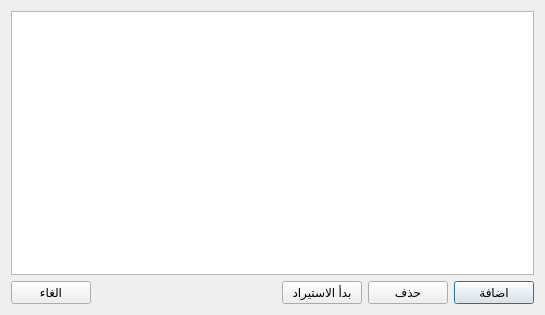
First picture: the form in src/importdialog.ui, repository boussouira/moltaqa, before the edit.
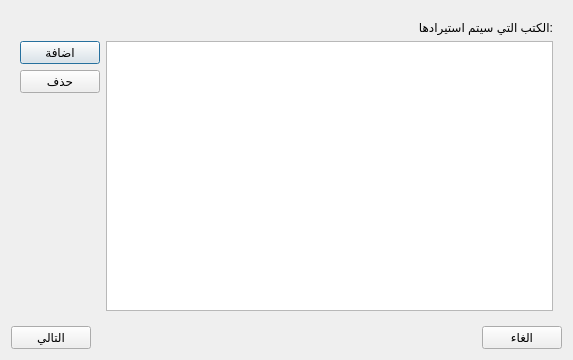
Second picture: the form after the edit.

```diff
--- a/src/importdialog.ui
+++ b/src/importdialog.ui
@@ -6,8 +6,8 @@
    <rect>
     <x>0</x>
     <y>0</y>
-    <width>545</width>
-    <height>315</height>
+    <width>573</width>
+    <height>360</height>
    </rect>
   </property>
   <property name="windowTitle">
@@ -16,25 +16,44 @@
   <property name="layoutDirection">
    <enum>Qt::RightToLeft</enum>
   </property>
-  <layout class="QVBoxLayout" name="verticalLayout">
+  <layout class="QVBoxLayout" name="verticalLayout_2">
    <item>
-    <widget class="QTreeView" name="treeView">
-     <property name="selectionMode">
-      <enum>QAbstractItemView::SingleSelection</enum>
+    <widget class="QStackedWidget" name="stackedWidget">
+     <property name="currentIndex">
+      <number>0</number>
+     </property>
+     <widget class="QWidget" name="page">
+      <layout class="QVBoxLayout" name="verticalLayout_3">
+       <item>
+        <widget class="QLabel" name="label">
+         <property name="text">
+          <string>:الكتب التي سيتم استيرادها</string>
      </property>
     </widget>
    </item>
    <item>
     <layout class="QHBoxLayout" name="horizontalLayout">
      <item>
-      <widget class="QPushButton" name="pushAdd">
+          <widget class="QListWidget" name="fileListWidget">
+           <property name="layoutDirection">
+            <enum>Qt::LeftToRight</enum>
+           </property>
+           <property name="selectionMode">
+            <enum>QAbstractItemView::MultiSelection</enum>
+           </property>
+          </widget>
+         </item>
+         <item>
+          <layout class="QVBoxLayout" name="verticalLayout">
+           <item>
+            <widget class="QPushButton" name="pushAddFile">
        <property name="text">
         <string>اضافة</string>
        </property>
       </widget>
      </item>
      <item>
-      <widget class="QPushButton" name="pushDelete">
+            <widget class="QPushButton" name="pushDeleteFile">
        <property name="text">
         <string>حذف</string>
        </property>
@@ -44,9 +63,46 @@
       </widget>
      </item>
      <item>
-      <widget class="QPushButton" name="pushImport">
+            <spacer name="verticalSpacer">
+             <property name="orientation">
+              <enum>Qt::Vertical</enum>
+             </property>
+             <property name="sizeHint" stdset="0">
+              <size>
+               <width>20</width>
+               <height>40</height>
+              </size>
+             </property>
+            </spacer>
+           </item>
+          </layout>
+         </item>
+        </layout>
+       </item>
+      </layout>
+     </widget>
+     <widget class="QWidget" name="page_2">
+      <layout class="QVBoxLayout" name="verticalLayout_4">
+       <item>
+        <widget class="QLabel" name="label_2">
        <property name="text">
-        <string>بدأ الاستيراد</string>
+          <string>:الكتب التي سيتم استيرادها</string>
+         </property>
+        </widget>
+       </item>
+       <item>
+        <widget class="QTreeView" name="treeView"/>
+       </item>
+      </layout>
+     </widget>
+    </widget>
+   </item>
+   <item>
+    <layout class="QHBoxLayout" name="horizontalLayout_2">
+     <item>
+      <widget class="QPushButton" name="pushCancel">
+       <property name="text">
+        <string>الغاء</string>
        </property>
       </widget>
      </item>
@@ -64,9 +120,9 @@
       </spacer>
      </item>
      <item>
-      <widget class="QPushButton" name="pushCancel">
+      <widget class="QPushButton" name="pushNext">
        <property name="text">
-        <string>الغاء</string>
+        <string>التالي</string>
        </property>
       </widget>
      </item>
```
Lines whose indentation alone changed are shown as unchanged.
